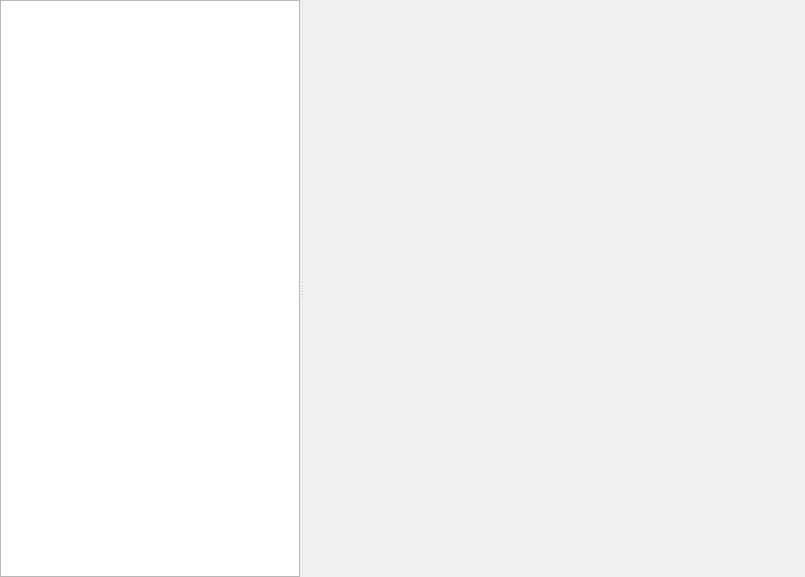
h13i32maru/navyjs-legacy2, file n_code_widget.ui: the form before one commit.
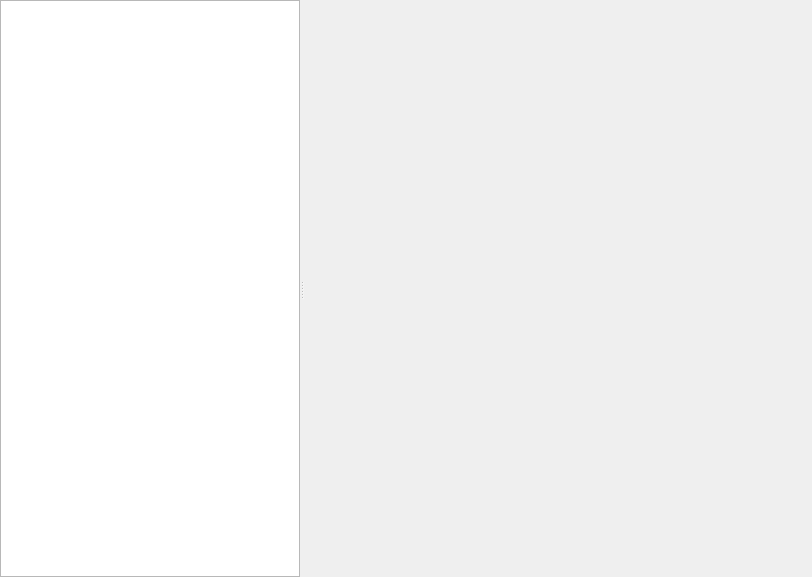
The form after the commit. Custom widgets are drawn as their Qt base class.

Commit message: リファクタ

```diff
--- a/n_code_widget.ui
+++ b/n_code_widget.ui
@@ -6,7 +6,7 @@
    <rect>
     <x>0</x>
     <y>0</y>
-    <width>805</width>
+    <width>812</width>
     <height>577</height>
    </rect>
   </property>
```
Left out of the diff: 67 changed lines with no effect on the pictures. The commit also changes 1 other file.
